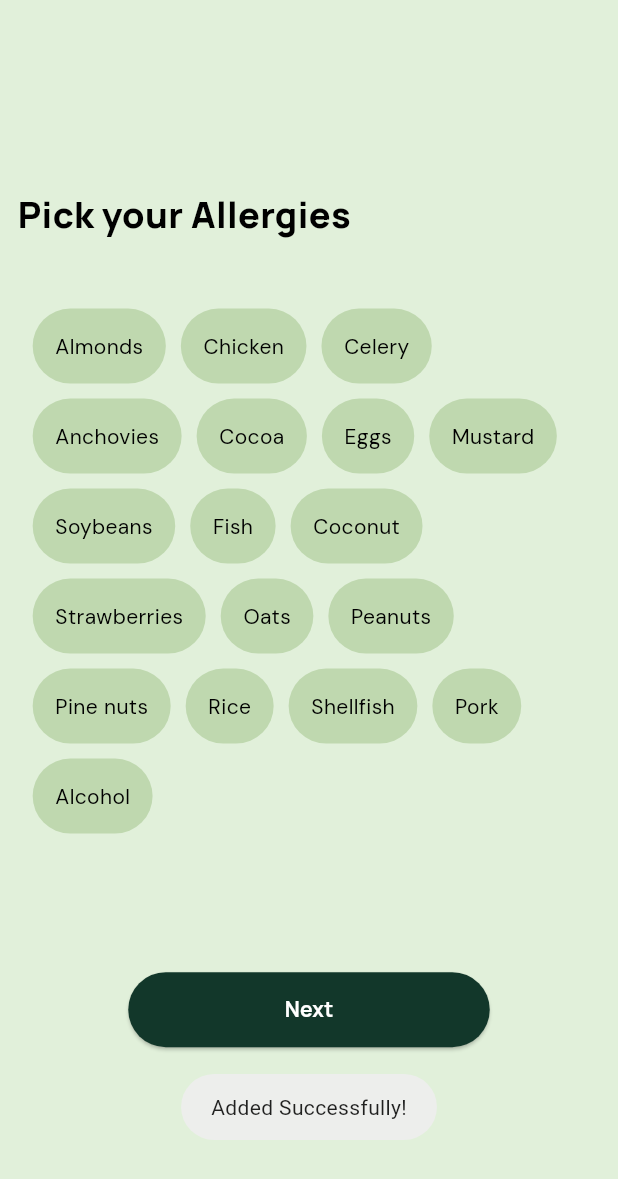
After one commit to abhishekarvind/TastyPalApp, a Flutter app: the AllergyPage screen opened directly, after a tap on "Next", on a phone screen of 412 x 824 dp. The commit adds this screen. Shown: the top 1179 px of the screen. Run offline on Flutter 3.47's test engine with Material 3 defaults, Android fonts, the phone set to English and light mode, and no system bars; drawn by our look-alikes of chips_choice; our stand-ins replace cloud_firestore, firebase_auth, firebase_core, fluttertoast, glassmorphism, google_fonts and 1 more; missing offline and left inert: google_ml_vision; accounts and stored records are empty.

Commit message:
Allergy dection api get function and allergy page created

```diff
--- /dev/null
+++ b/lib/auth/allergy_page.dart
@@ -0,0 +1,99 @@
+import 'package:chips_choice/chips_choice.dart';
+import 'package:cloud_firestore/cloud_firestore.dart';
+import 'package:firebase_auth/firebase_auth.dart';
+import 'package:flutter/cupertino.dart';
+import 'package:flutter/material.dart';
+import 'package:fluttertoast/fluttertoast.dart';
+import 'package:tastypal/utils/button.dart';
+import 'package:tastypal/utils/colors.dart';
+import 'package:tastypal/utils/textstyles.dart';
+
+import '../utils/responsive.dart';
+
+class AllergyPage extends StatefulWidget {
+  const AllergyPage({super.key});
+
+  @override
+  State<AllergyPage> createState() => _AllergyPageState();
+}
+
+class _AllergyPageState extends State<AllergyPage> {
+  String? user;
+ List<String> unique_allergens = [
+  'Almonds',
+  'Chicken',
+  'Celery',
+  'Anchovies',
+  'Cocoa',
+  'Eggs',
+  'Mustard',
+  'Soybeans',
+  'Fish',
+  'Coconut',
+  'Strawberries',
+  'Oats',
+  'Peanuts',
+  'Pine nuts',
+  'Rice',
+  'Shellfish',
+  'Pork',
+  'Alcohol'
+  ];
+  List<String>selectedValue=[];
+  Future<void> addinfo() async {
+    await FirebaseFirestore.instance.collection("users").doc(user).update(
+        {'Allergies':selectedValue.toString().replaceAll("[", "").replaceAll("]","")});
+    Fluttertoast.showToast(msg: "Added Successfully!");
+
+  }
+
+
+
+  @override
+  void initState() {
+    // TODO: implement initState
+    user=FirebaseAuth.instance.currentUser!.uid;
+    super.initState();
+  }
+
+  @override
+  Widget build(BuildContext context) {
+    return SafeArea(
+      child: Scaffold(
+        body:Padding(
+          padding:EdgeInsets.symmetric(vertical: AppMediaQuery.screenHeight(context)/40,horizontal: AppMediaQuery.screenWidth(context)/35),
+          child: Column(
+            crossAxisAlignment: CrossAxisAlignment.start,
+            mainAxisAlignment: MainAxisAlignment.center,
+            children: [
+              CustomTextStyles.head("Pick your Allergies", 24),
+              SizedBox(height: AppMediaQuery.screenHeight(context)/23,),
+              SizedBox(
+                child: ChipsChoice.multiple(
+                  wrapped: true,
+                    value: selectedValue,
+                    choiceStyle: C2ChipStyle.filled(
+                      color: CustomColor.mildgreen(),
+                        elevation: 3,
+                        borderRadius: BorderRadius.circular(30),
+                        height: 50,
+                        padding: EdgeInsets.all(15),
+                        selectedStyle: C2ChipStyle.filled(color: CustomColor.darkgreen())),
+                    onChanged: (val) => setState(() => selectedValue = val),
+                  choiceItems: C2Choice.listFrom(source: unique_allergens,
+                      value: (i, v) => v, label: (i, v) => v,),
+                ),
+              ),
+              SizedBox(height: AppMediaQuery.screenHeight(context)/10,),
+              CustomButton.button("Next", CustomColor.darkgreen(), Colors.white, () {
+                print(selectedValue);
+                addinfo();
+              })
+
+            ],
+          ),
+        ),
+      ),
+    );
+  }
+}
--- a/lib/main.dart
+++ b/lib/main.dart
@@ -2,6 +2,7 @@ import 'package:firebase_auth/firebase_auth.dart';
 import 'package:firebase_core/firebase_core.dart';
 import 'package:flutter/material.dart';
 import 'package:google_fonts/google_fonts.dart';
+import 'package:tastypal/auth/allergy_page.dart';
 import 'package:tastypal/auth/email_verification.dart';
 import 'package:tastypal/auth/login.dart';
 import 'package:tastypal/auth/start_screen.dart';
--- a/pubspec.yaml
+++ b/pubspec.yaml
@@ -45,6 +45,8 @@ dependencies:
   glassmorphism: ^3.0.0
   flutter_native_splash: ^2.3.10
   google_ml_vision: ^0.0.8
+  http: ^1.2.0
+  chips_choice: ^3.0.1
 
 
 
```
Also changed, not shown: lib/scan_page.dart (+48 -10 lines), pubspec.lock.
